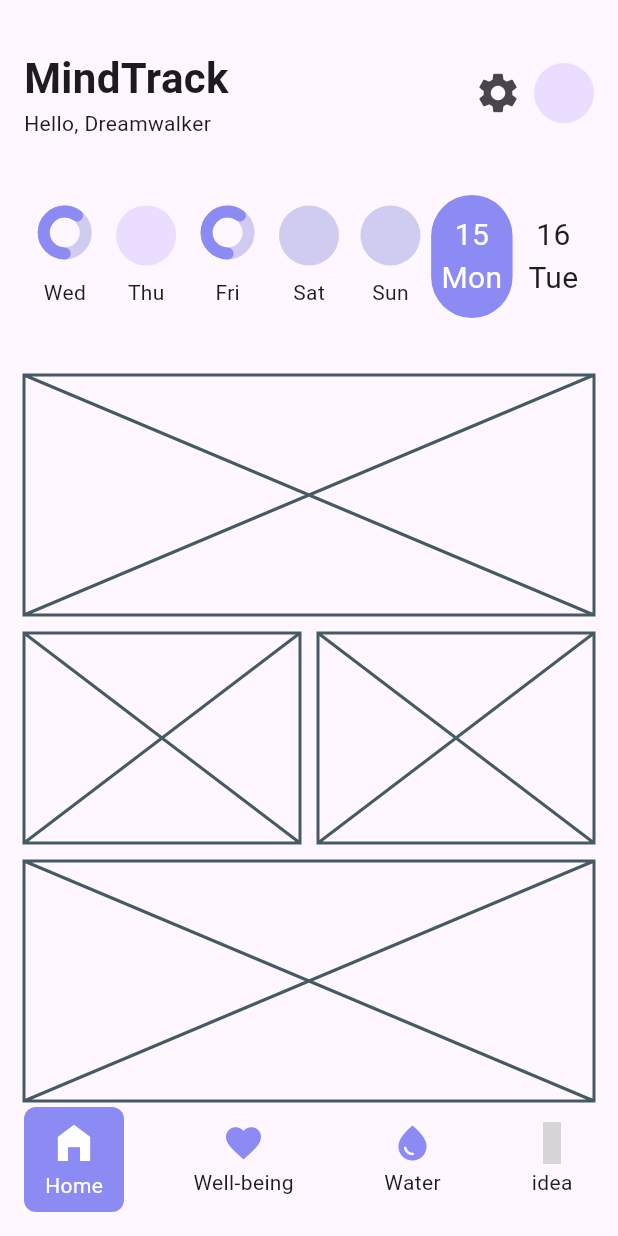
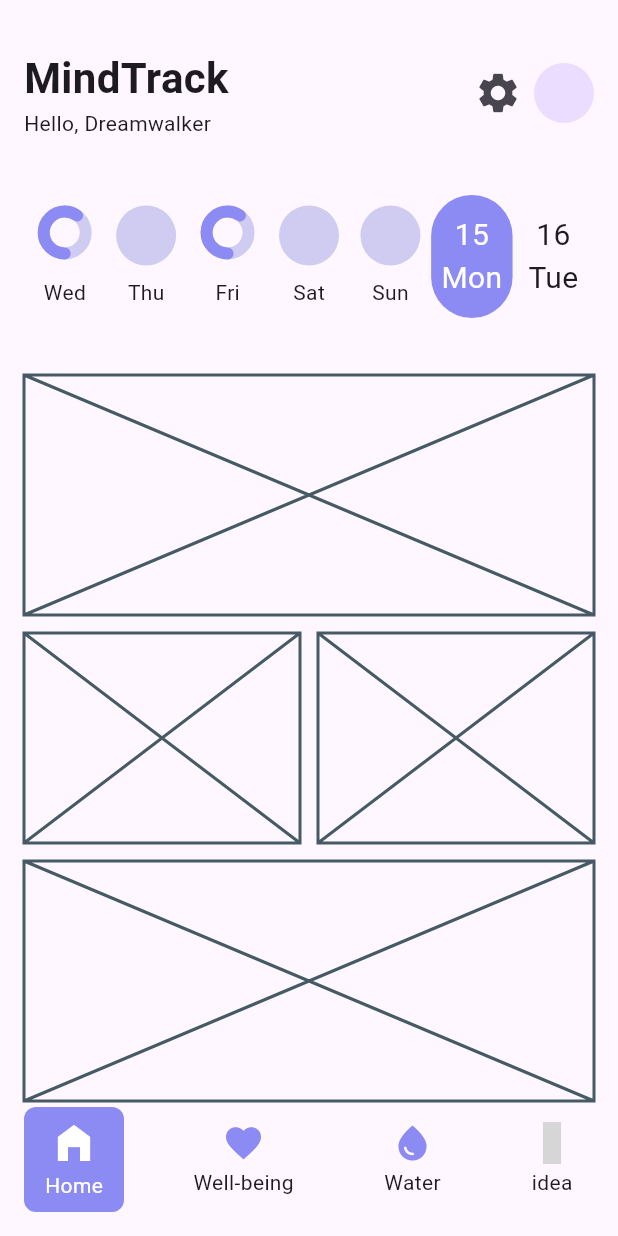
Before and after one commit to JAICHANGPARK/flutter_notebook_chapter_43, a Flutter app: the HabitJournalMainScreen screen opened directly, on a phone screen of 412 x 824 dp. Run offline on Flutter 3.47's test engine with Material 3 defaults, Android fonts, the phone set to English and light mode, and no system bars; drawn by our look-alikes of percent_indicator; our stand-ins replace gap, hugeicons; grey boxes are pictures that could not be loaded.

Commit message:
Update habit_journal_home_screen.dart

```diff
--- a/lib/ep2173_habit_journal_app/ui/home/habit_journal_home_screen.dart
+++ b/lib/ep2173_habit_journal_app/ui/home/habit_journal_home_screen.dart
@@ -88,7 +88,7 @@ class _HabitJournalHomeScreenState extends State<HabitJournalHomeScreen> {
                           //   progressColor: HabitAppTheme.primary,
                           // ),
                           CircleAvatar(
-                            radius: 20,
+                            radius: 20, backgroundColor: Color.fromRGBO(208, 204, 241, 1),
                           ),
                           Gap(8),
                           Text(
```
